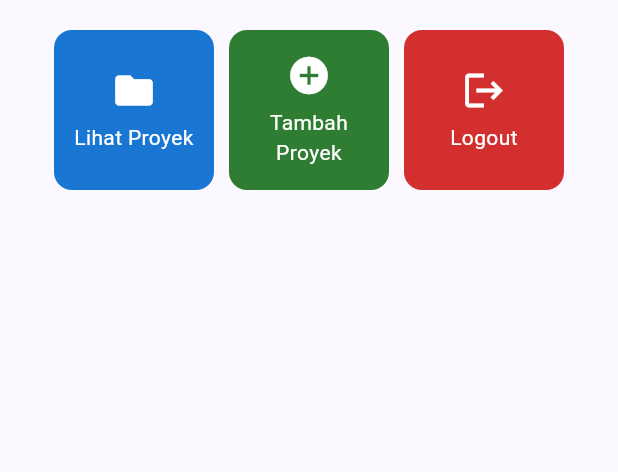
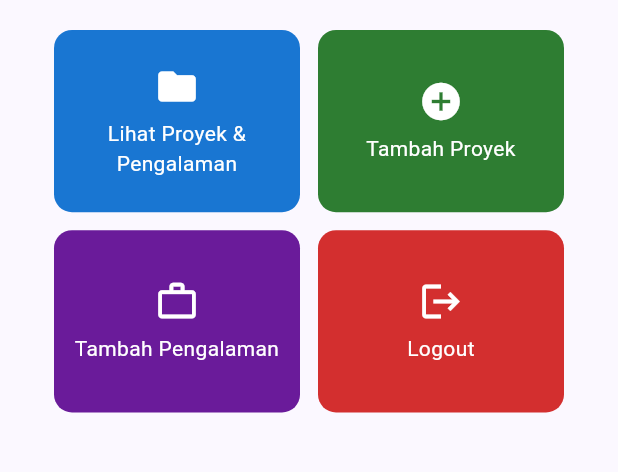
Before and after one commit to alpallel/portofolio-mobile, a Flutter app: the screen it shows after launch, on a phone screen of 412 x 824 dp, the part 357-829 px from its top. Run offline on Flutter 3.47's test engine with Material 3 defaults, Android fonts, the phone set to English and light mode, and no system bars.

Commit message:
feat: add 'tambah pengalaman' button;  change menu buttons placement to ConstrainedBox

```diff
--- a/lib/screens/menu.dart
+++ b/lib/screens/menu.dart
@@ -10,8 +10,9 @@ class MyHomePage extends StatelessWidget {
   final String kelas = "PBP E";
 
   final List<ItemHomepage> items = const [
-    ItemHomepage("Lihat Proyek", Icons.folder, Color(0xFF1976D2)), // Biru
+    ItemHomepage("Lihat Proyek & Pengalaman", Icons.folder, Color(0xFF1976D2)), // Biru
     ItemHomepage("Tambah Proyek", Icons.add_circle, Color(0xFF2E7D32)), // Hijau
+    ItemHomepage("Tambah Pengalaman", Icons.work_outline, Color(0xFF6A1B9A)),
     ItemHomepage("Logout", Icons.logout, Color(0xFFD32F2F)), // Merah
   ];
 
@@ -72,19 +73,23 @@ class MyHomePage extends StatelessWidget {
                       ),
                     ),
 
-                    // GridView menampilkan kartu tombol dalam tata letak kisi 3 kolom.
-                    GridView.count(
+                    // GridView menampilkan kartu tombol dalam tata letak kisi 2x2 yang proporsional.
+                    ConstrainedBox(
+                      constraints: const BoxConstraints(maxWidth: 480),
+                      child: GridView.count(
                         primary: false,
                         physics: const NeverScrollableScrollPhysics(),
                         padding: const EdgeInsets.all(20),
-                      crossAxisSpacing: 10,
-                      mainAxisSpacing: 10,
-                      crossAxisCount: 3,
+                        crossAxisSpacing: 12,
+                        mainAxisSpacing: 12,
+                        crossAxisCount: 2,
+                        childAspectRatio: 1.35,
                         // shrinkWrap agar ukuran kisi menyesuaikan tinggi konten anak.
                         shrinkWrap: true,
                         children: items.map((ItemHomepage item) {
                           return ItemCard(item);
                         }).toList(),
+                      ),
                     ),
                   ],
                 ),
```
Lines whose indentation alone changed are shown as unchanged.
